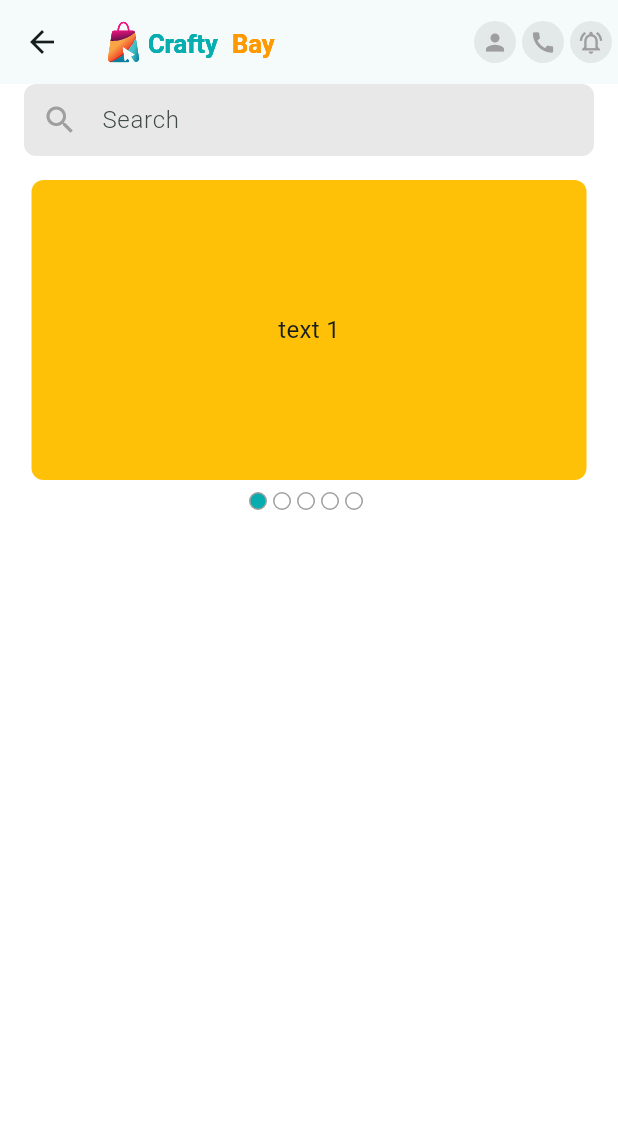
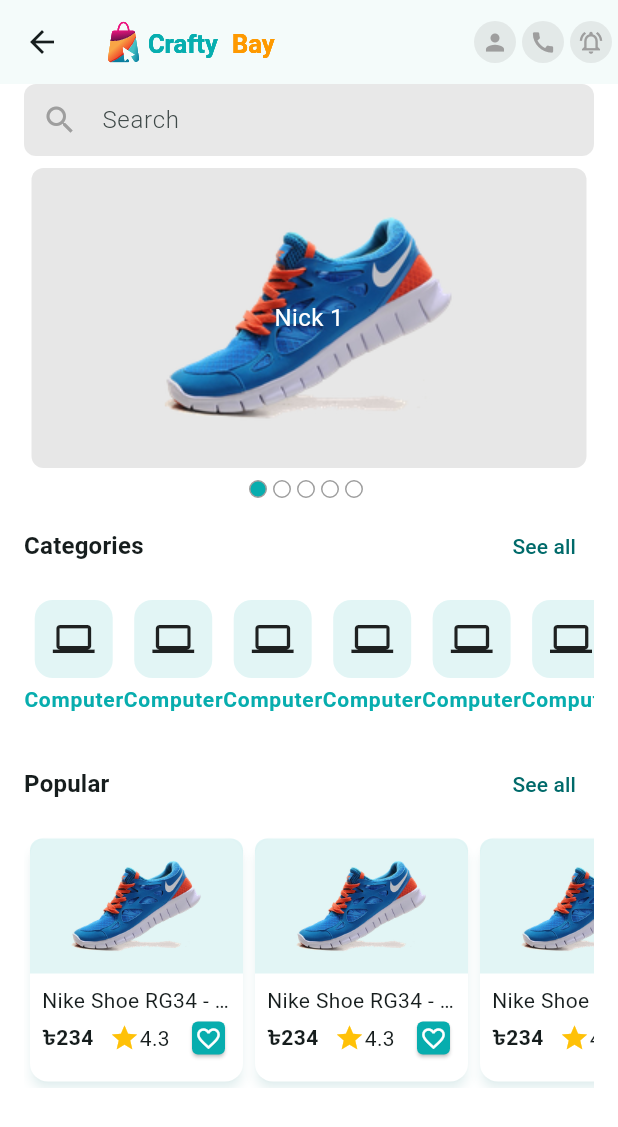
Before and after one commit to SadmanShahriar75/e-commerce, a Flutter app: the HomeScreen screen opened directly, on a phone screen of 412 x 824 dp. Shown: the top 1127 px of the screen. Run offline on Flutter 3.47's test engine with Material 3 defaults, Android fonts, the phone set to English and light mode, and no system bars; drawn by our look-alikes of carousel_slider; our stand-ins replace firebase_core, firebase_crashlytics, flutter_svg, pin_code_fields; accounts and stored records are empty.

Commit message:
categories card, popular card design

```diff
--- a/lib/app/asset_paths.dart
+++ b/lib/app/asset_paths.dart
@@ -2,4 +2,5 @@
   static const String _baseImagePath = 'assets/images';
   static const String logoSvg = '$_baseImagePath/logo.svg';
   static const String navLogoSvg = '$_baseImagePath/logo_nav.svg';
+  static const String shoePng = '$_baseImagePath/shoe.png';
 }
--- /dev/null
+++ b/lib/app/constants.dart
@@ -0,0 +1,3 @@
+class Constants {
+  static String takaSign = "৳";
+}
--- a/lib/features/auth/presentation/screens/splash_screen.dart
+++ b/lib/features/auth/presentation/screens/splash_screen.dart
@@ -1,4 +1,3 @@
-import 'package:crafy_bay/features/auth/presentation/screens/sign_up_screen.dart';
 import 'package:crafy_bay/features/auth/presentation/widgets/app_logo.dart';
 import 'package:crafy_bay/features/common/presentation/screens/main_nav_holder_screen.dart';
 import 'package:flutter/material.dart';
--- /dev/null
+++ b/lib/features/category/presentation/screens/category_list_screen.dart
@@ -0,0 +1,46 @@
+import 'package:crafy_bay/features/common/presentation/providers/main_nav_container_provider.dart';
+import 'package:crafy_bay/features/common/presentation/widgets/category_card.dart';
+import 'package:flutter/material.dart';
+import 'package:provider/provider.dart';
+
+class CategoryListScreen extends StatefulWidget {
+  const CategoryListScreen({super.key});
+
+  @override
+  State<CategoryListScreen> createState() => _CategoryListScreenState();
+}
+
+class _CategoryListScreenState extends State<CategoryListScreen> {
+  @override
+  Widget build(BuildContext context) {
+    return PopScope(
+      onPopInvokedWithResult: (_, __) {
+        context.read<MainNavContainerProvider>().backToHome();
+      },
+      canPop: false,
+      child: Scaffold(
+        appBar: AppBar(
+          leading: IconButton(
+            onPressed: () {
+              context.read<MainNavContainerProvider>().backToHome();
+            },
+            icon: Icon(Icons.arrow_back),
+          ),
+          title: Text("Categories"),
+        ),
+        body: Padding(
+          padding: const EdgeInsets.all(8.0),
+          child: GridView.builder(
+            itemCount: 20,
+            gridDelegate: SliverGridDelegateWithFixedCrossAxisCount(
+              crossAxisCount: 4,
+            ),
+            itemBuilder: (context, index) {
+              return CategoryCard();
+            },
+          ),
+        ),
+      ),
+    );
+  }
+}
--- a/lib/features/common/presentation/providers/main_nav_container_provider.dart
+++ b/lib/features/common/presentation/providers/main_nav_container_provider.dart
@@ -10,4 +10,12 @@
     _seletedIndex = index;
     notifyListeners();
   }
+
+  void chnageToCategories() {
+    changeItem(1);
+  }
+
+  void backToHome() {
+    changeItem(0);
+  }
 }
--- a/lib/features/common/presentation/screens/main_nav_holder_screen.dart
+++ b/lib/features/common/presentation/screens/main_nav_holder_screen.dart
@@ -1,4 +1,5 @@
 import 'package:crafy_bay/app/app_colors.dart';
+import 'package:crafy_bay/features/category/presentation/screens/category_list_screen.dart';
 import 'package:crafy_bay/features/common/presentation/providers/main_nav_container_provider.dart';
 import 'package:crafy_bay/features/home/presentation/screens/home_screen.dart';
 import 'package:flutter/material.dart';
@@ -16,7 +17,7 @@
 class _MainNavHolderScreenState extends State<MainNavHolderScreen> {
   final List<Widget> _screen = [
     HomeScreen(),
-    HomeScreen(),
+    CategoryListScreen(),
     HomeScreen(),
     HomeScreen(),
   ];
--- /dev/null
+++ b/lib/features/common/presentation/widgets/category_card.dart
@@ -0,0 +1,30 @@
+import 'package:crafy_bay/app/app_colors.dart';
+import 'package:flutter/material.dart';
+
+class CategoryCard extends StatelessWidget {
+  const CategoryCard({super.key});
+
+  @override
+  Widget build(BuildContext context) {
+    return Column(
+      children: [
+        Card(
+          elevation: 0,
+          color: AppColors.themeColor.withAlpha(30),
+          child: Padding(
+            padding: const EdgeInsets.all(12.0),
+            child: Icon(Icons.computer, size: 28),
+          ),
+        ),
+        Text(
+          "Computer",
+          style: TextStyle(
+            fontWeight: FontWeight.w600,
+            color: AppColors.themeColor,
+            letterSpacing: 0.5,
+          ),
+        ),
+      ],
+    );
+  }
+}
--- /dev/null
+++ b/lib/features/common/presentation/widgets/product_card.dart
@@ -0,0 +1,80 @@
+import 'package:crafy_bay/app/app_colors.dart';
+import 'package:crafy_bay/app/asset_paths.dart';
+import 'package:crafy_bay/app/constants.dart';
+import 'package:flutter/material.dart';
+
+class ProductCard extends StatelessWidget {
+  const ProductCard({super.key});
+
+  @override
+  Widget build(BuildContext context) {
+    return SizedBox(
+      width: 150,
+      child: Card(
+        elevation: 3,
+        shadowColor: AppColors.themeColor.withAlpha(50),
+        color: Colors.white,
+        child: Column(
+          children: [
+            Container(
+              height: 90,
+              width: 150,
+              decoration: BoxDecoration(
+                borderRadius: BorderRadius.only(
+                  topRight: Radius.circular(8),
+                  topLeft: Radius.circular(8),
+                ),
+                color: AppColors.themeColor.withAlpha(30),
+                image: DecorationImage(image: AssetImage(AssetPaths.shoePng)),
+              ),
+            ),
+
+            Padding(
+              padding: const EdgeInsets.all(8.0),
+              child: Column(
+                children: [
+                  Text(
+                    "Nike Shoe RG34 - New Arrival",
+                    maxLines: 1,
+                    style: TextStyle(overflow: TextOverflow.ellipsis),
+                  ),
+                  Row(
+                    mainAxisAlignment: MainAxisAlignment.spaceBetween,
+                    children: [
+                      Text(
+                        "${Constants.takaSign}234",
+                        style: TextStyle(fontWeight: FontWeight.w600),
+                      ),
+
+                      Wrap(
+                        children: [
+                          Icon(Icons.star, color: Colors.amber, size: 20),
+                          Text('4.3'),
+                        ],
+                      ),
+
+                      Card(
+                        shape: RoundedRectangleBorder(
+                          borderRadius: BorderRadius.circular(4),
+                        ),
+                        color: AppColors.themeColor,
+                        child: Padding(
+                          padding: const EdgeInsets.all(2),
+                          child: Icon(
+                            Icons.favorite_outline,
+                            color: Colors.white,
+                            size: 18,
+                          ),
+                        ),
+                      ),
+                    ],
+                  ),
+                ],
+              ),
+            ),
+          ],
+        ),
+      ),
+    );
+  }
+}
--- a/lib/features/home/presentation/screens/home_screen.dart
+++ b/lib/features/home/presentation/screens/home_screen.dart
@@ -1,9 +1,14 @@
 import 'package:crafy_bay/app/asset_paths.dart';
+import 'package:crafy_bay/features/common/presentation/providers/main_nav_container_provider.dart';
+import 'package:crafy_bay/features/common/presentation/widgets/category_card.dart';
+import 'package:crafy_bay/features/common/presentation/widgets/product_card.dart';
 import 'package:crafy_bay/features/home/presentation/widgets/circle_icon_button.dart';
 import 'package:crafy_bay/features/home/presentation/widgets/home_carousel_slider.dart';
 import 'package:crafy_bay/features/home/presentation/widgets/product_search_field.dart';
+import 'package:crafy_bay/features/home/presentation/widgets/section_header.dart';
 import 'package:flutter/material.dart';
 import 'package:flutter_svg/svg.dart';
+import 'package:provider/provider.dart';
 
 class HomeScreen extends StatelessWidget {
   const HomeScreen({super.key});
@@ -16,10 +21,60 @@
         child: Padding(
           padding: const EdgeInsets.symmetric(horizontal: 16),
           child: Column(
-            spacing: 16,
-            children: [ProductSearchField(), HomeCarouselSlider()],
+            spacing: 8,
+            children: [
+              ProductSearchField(),
+              HomeCarouselSlider(),
+
+              SectionHeader(
+                title: 'Categories',
+                onTapSeeAll: () {
+                  context.read<MainNavContainerProvider>().chnageToCategories();
+                },
+              ),
+
+              _buildCategoryList(),
+
+              SectionHeader(
+                title: 'Popular',
+                onTapSeeAll: () {
+                  context.read<MainNavContainerProvider>().chnageToCategories();
+                },
+              ),
+
+              _buildPopularProductList(),
+            ],
           ),
         ),
+      ),
+    );
+  }
+
+  SizedBox _buildPopularProductList() {
+    return SizedBox(
+      height: 170,
+      child: ListView.builder(
+        scrollDirection: Axis.horizontal,
+        itemCount: 10,
+        itemBuilder: (context, index) {
+          return ProductCard();
+        },
+      ),
+    );
+  }
+
+  SizedBox _buildCategoryList() {
+    return SizedBox(
+      height: 95,
+      child: ListView.separated(
+        scrollDirection: Axis.horizontal,
+        itemCount: 10,
+
+        separatorBuilder: (context, index) => SizedBox(height: 12),
+
+        itemBuilder: (context, index) {
+          return CategoryCard();
+        },
       ),
     );
   }
--- a/lib/features/home/presentation/widgets/home_carousel_slider.dart
+++ b/lib/features/home/presentation/widgets/home_carousel_slider.dart
@@ -1,5 +1,6 @@
 import 'package:carousel_slider/carousel_slider.dart';
 import 'package:crafy_bay/app/app_colors.dart';
+import 'package:crafy_bay/app/asset_paths.dart';
 import 'package:flutter/material.dart';
 
 class HomeCarouselSlider extends StatefulWidget {
@@ -32,12 +33,43 @@
                   width: MediaQuery.of(context).size.width,
                   margin: EdgeInsets.symmetric(horizontal: 5.0),
                   decoration: BoxDecoration(
-                    color: Colors.amber,
                     borderRadius: BorderRadius.circular(8),
+                    color: const Color.fromARGB(255, 231, 231, 231),
                   ),
-                  alignment: Alignment.center,
-                  child: Text('text $i', style: TextStyle(fontSize: 16.0)),
+                  child: Stack(
+                    children: [
+                      // SVG Background
+                      Positioned.fill(
+                        child: ClipRRect(
+                          borderRadius: BorderRadius.circular(8),
+                          child: Image.asset(AssetPaths.shoePng),
+                        ),
+                      ),
+
+                      // Content
+                      Center(
+                        child: Text(
+                          'Nick $i',
+                          style: TextStyle(fontSize: 16.0, color: Colors.white),
+                        ),
+                      ),
+                    ],
+                  ),
                 );
+
+                // Container(
+                //   width: MediaQuery.of(context).size.width,
+                //   margin: EdgeInsets.symmetric(horizontal: 5.0),
+                //   decoration: BoxDecoration(
+                //     color: const Color.fromARGB(255, 0, 161, 167),
+                //     image: DecorationImage(image:
+                //     SvgPicture.asset(AssetPaths.navLogoSvg),
+                //     ),
+                //     borderRadius: BorderRadius.circular(8),
+                //   ),
+                //   alignment: Alignment.center,
+                //   child: Text('text $i', style: TextStyle(fontSize: 16.0)),
+                // );
               },
             );
           }).toList(),
--- /dev/null
+++ b/lib/features/home/presentation/widgets/section_header.dart
@@ -0,0 +1,28 @@
+import 'package:flutter/material.dart';
+
+class SectionHeader extends StatelessWidget {
+  const SectionHeader({
+    super.key,
+    required this.title,
+    required this.onTapSeeAll,
+  });
+
+  final String title;
+  final VoidCallback onTapSeeAll;
+
+  @override
+  Widget build(BuildContext context) {
+    return Row(
+      mainAxisAlignment: MainAxisAlignment.spaceBetween,
+      children: [
+        Text(
+          title,
+          style: TextTheme.of(
+            context,
+          ).titleMedium?.copyWith(fontWeight: FontWeight.w600),
+        ),
+        TextButton(onPressed: onTapSeeAll, child: Text("See all")),
+      ],
+    );
+  }
+}
```
